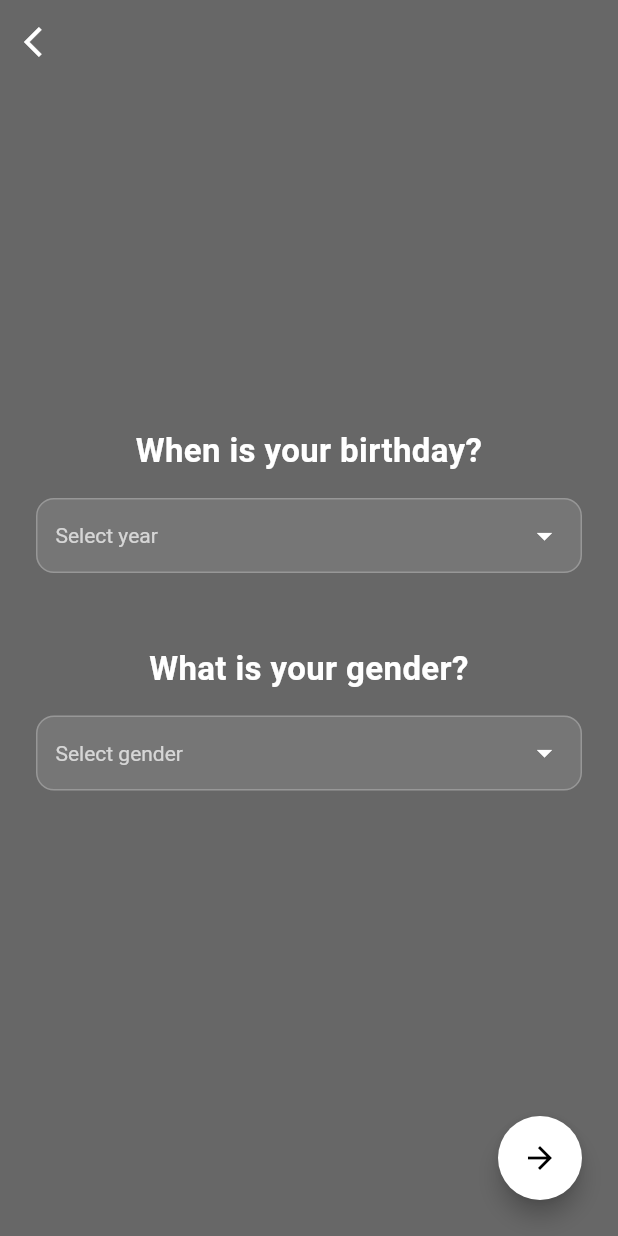
After one commit to brokoline/OcutuneApplication, a Flutter app: the ProfileSetupScreen screen opened by its route, on a phone screen of 412 x 824 dp. The commit adds this screen. Run offline on Flutter 3.47's test engine with Material 3 defaults, Android fonts, the phone set to English and light mode, and no system bars.

Commit message:
nu også med en fødelsår og gender side.... badabing badaboom

```diff
--- a/lib/main.dart
+++ b/lib/main.dart
@@ -1,5 +1,6 @@
 import 'package:flutter/material.dart';
 import 'package:flutter/services.dart'; // ← nødvendigt for SystemChrome
+import 'package:ocutune_light_logger/screens/register/profile_setup_screen.dart';
 import 'package:ocutune_light_logger/screens/register/register_screen.dart';
 import 'package:ocutune_light_logger/screens/register/terms%20and%20policy/privacypolicy_screen.dart';
 import 'package:ocutune_light_logger/screens/register/terms%20and%20policy/termsconditions_screen.dart';
@@ -40,6 +41,7 @@ class OcutuneApp extends StatelessWidget {
         '/register': (context) => const RegisterScreen(),
         '/privacy': (context) => const PrivacyPolicyScreen(),
         '/terms': (context) => const TermsConditionsScreen(),
+        '/profile': (context) => const ProfileSetupScreen(),
       },
     );
   }
--- /dev/null
+++ b/lib/screens/register/profile_setup_screen.dart
@@ -0,0 +1,155 @@
+import 'package:flutter/material.dart';
+import '/theme/colors.dart';
+import '/widgets/ocutune_button.dart';
+
+class ProfileSetupScreen extends StatefulWidget {
+  const ProfileSetupScreen({super.key});
+
+  @override
+  State<ProfileSetupScreen> createState() => _ProfileSetupScreenState();
+}
+
+class _ProfileSetupScreenState extends State<ProfileSetupScreen> {
+  String? selectedYear;
+  String? selectedGender;
+
+  final List<String> years = List.generate(100, (index) => (DateTime.now().year - index).toString());
+  final List<String> genders = ['Male', 'Female', 'Other'];
+
+  @override
+  Widget build(BuildContext context) {
+    return Scaffold(
+      backgroundColor: lightGray,
+      appBar: AppBar(
+        backgroundColor: lightGray,
+        elevation: 0,
+        leading: IconButton(
+          icon: const Icon(Icons.arrow_back_ios, color: Colors.white),
+          onPressed: () => Navigator.pop(context),
+        ),
+      ),
+      body: SafeArea(
+        child: Stack(
+          children: [
+            Center(
+              child: SingleChildScrollView(
+                padding: const EdgeInsets.symmetric(horizontal: 24),
+                child: ConstrainedBox(
+                  constraints: const BoxConstraints(maxWidth: 400),
+                  child: Column(
+                    crossAxisAlignment: CrossAxisAlignment.center,
+                    children: [
+                      const SizedBox(height: 32),
+                      const Text(
+                        "When is your birthday?",
+                        textAlign: TextAlign.center,
+                        style: TextStyle(
+                          fontSize: 22,
+                          fontWeight: FontWeight.bold,
+                          color: Colors.white,
+                        ),
+                      ),
+                      const SizedBox(height: 16),
+                      Container(
+                        decoration: BoxDecoration(
+                          color: Colors.white10,
+                          borderRadius: BorderRadius.circular(12),
+                          border: Border.all(color: Colors.white24),
+                        ),
+                        padding: const EdgeInsets.symmetric(horizontal: 12),
+                        child: DropdownButtonHideUnderline(
+                          child: DropdownButton<String>(
+                            value: selectedYear,
+                            dropdownColor: darkGray,
+                            isExpanded: true,
+                            hint: const Text("Select year", style: TextStyle(color: Colors.white70)),
+                            iconEnabledColor: Colors.white,
+                            style: const TextStyle(color: Colors.white),
+                            menuMaxHeight: 250,
+                            items: years.map((year) {
+                              return DropdownMenuItem(
+                                value: year,
+                                child: Text(year),
+                              );
+                            }).toList(),
+                            onChanged: (value) {
+                              setState(() {
+                                selectedYear = value;
+                              });
+                            },
+                          ),
+                        ),
+                      ),
+                      const SizedBox(height: 48),
+                      const Text(
+                        "What is your gender?",
+                        textAlign: TextAlign.center,
+                        style: TextStyle(
+                          fontSize: 22,
+                          fontWeight: FontWeight.bold,
+                          color: Colors.white,
+                        ),
+                      ),
+                      const SizedBox(height: 16),
+                      Container(
+                        decoration: BoxDecoration(
+                          color: Colors.white10,
+                          borderRadius: BorderRadius.circular(12),
+                          border: Border.all(color: Colors.white24),
+                        ),
+                        padding: const EdgeInsets.symmetric(horizontal: 12),
+                        child: DropdownButtonHideUnderline(
+                          child: DropdownButton<String>(
+                            value: selectedGender,
+                            dropdownColor: darkGray,
+                            isExpanded: true,
+                            hint: const Text("Select gender", style: TextStyle(color: Colors.white70)),
+                            iconEnabledColor: Colors.white,
+                            style: const TextStyle(color: Colors.white),
+                            menuMaxHeight: 250,
+                            items: genders.map((gender) {
+                              return DropdownMenuItem(
+                                value: gender,
+                                child: Text(gender),
+                              );
+                            }).toList(),
+                            onChanged: (value) {
+                              setState(() {
+                                selectedGender = value;
+                              });
+                            },
+                          ),
+                        ),
+                      ),
+                      const SizedBox(height: 100),
+                    ],
+                  ),
+                ),
+              ),
+            ),
+            Positioned(
+              bottom: 24,
+              right: 24,
+              child: OcutuneButton(
+                type: OcutuneButtonType.floatingIcon,
+                onPressed: () {
+                  if (selectedYear == null || selectedGender == null) {
+                    ScaffoldMessenger.of(context).showSnackBar(
+                      const SnackBar(content: Text("Please select both year and gender")),
+                    );
+                    return;
+                  }
+
+                  print('Birthday year: $selectedYear');
+                  print('Gender: $selectedGender');
+
+                  // navigate to next screen here
+                },
+              ),
+            ),
+          ],
+        ),
+      ),
+    );
+  }
+}
--- a/lib/screens/register/register_screen.dart
+++ b/lib/screens/register/register_screen.dart
@@ -113,7 +113,7 @@ class RegisterScreen extends StatelessWidget {
                 );
                 return;
               }
-              // validate or navigate
+              Navigator.pushNamed(context, '/profile');
             },
           ),
         ),
--- a/lib/screens/register/terms and policy/privacypolicy_screen.dart
+++ b/lib/screens/register/terms and policy/privacypolicy_screen.dart
@@ -1,6 +1,6 @@
 import 'package:flutter/material.dart';
 import '/theme/colors.dart';
-import '/widgets/ocutune_card.dart';
+import '/widgets/ocutune_button.dart';
 
 class PrivacyPolicyScreen extends StatelessWidget {
   const PrivacyPolicyScreen({super.key});
@@ -20,8 +20,6 @@ class PrivacyPolicyScreen extends StatelessWidget {
       body: SafeArea(
         child: SingleChildScrollView(
           padding: const EdgeInsets.all(24),
-          child: Center(
-            child: OcutuneCard(
           child: Column(
             crossAxisAlignment: CrossAxisAlignment.center,
             children: [
@@ -46,8 +44,6 @@ class PrivacyPolicyScreen extends StatelessWidget {
           ),
         ),
       ),
-        ),
-      ),
     );
   }
 }
--- a/lib/screens/register/terms and policy/termsconditions_screen.dart
+++ b/lib/screens/register/terms and policy/termsconditions_screen.dart
@@ -1,6 +1,6 @@
 import 'package:flutter/material.dart';
 import '/theme/colors.dart';
-import '/widgets/ocutune_card.dart';
+import '/widgets/ocutune_button.dart';
 
 class TermsConditionsScreen extends StatelessWidget {
   const TermsConditionsScreen({super.key});
@@ -20,8 +20,6 @@ class TermsConditionsScreen extends StatelessWidget {
       body: SafeArea(
         child: SingleChildScrollView(
           padding: const EdgeInsets.all(24),
-          child: Center(
-            child: OcutuneCard(
           child: Column(
             crossAxisAlignment: CrossAxisAlignment.center,
             children: [
@@ -46,8 +44,6 @@ class TermsConditionsScreen extends StatelessWidget {
           ),
         ),
       ),
-        ),
-      ),
     );
   }
 }
```
Lines whose indentation alone changed are shown as unchanged.
